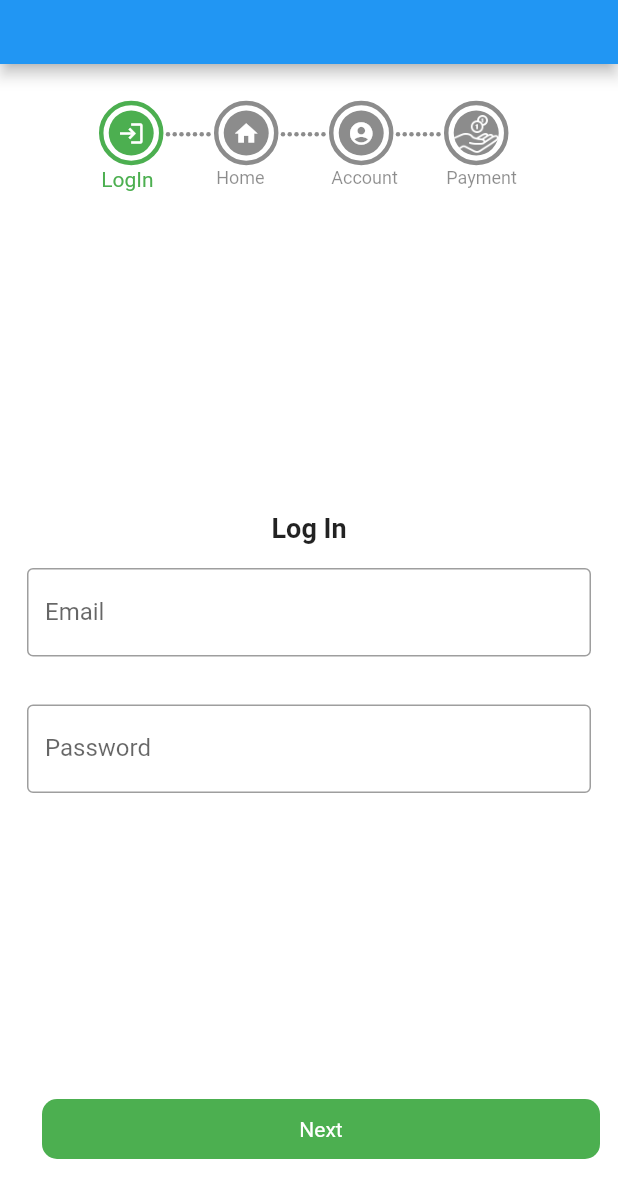
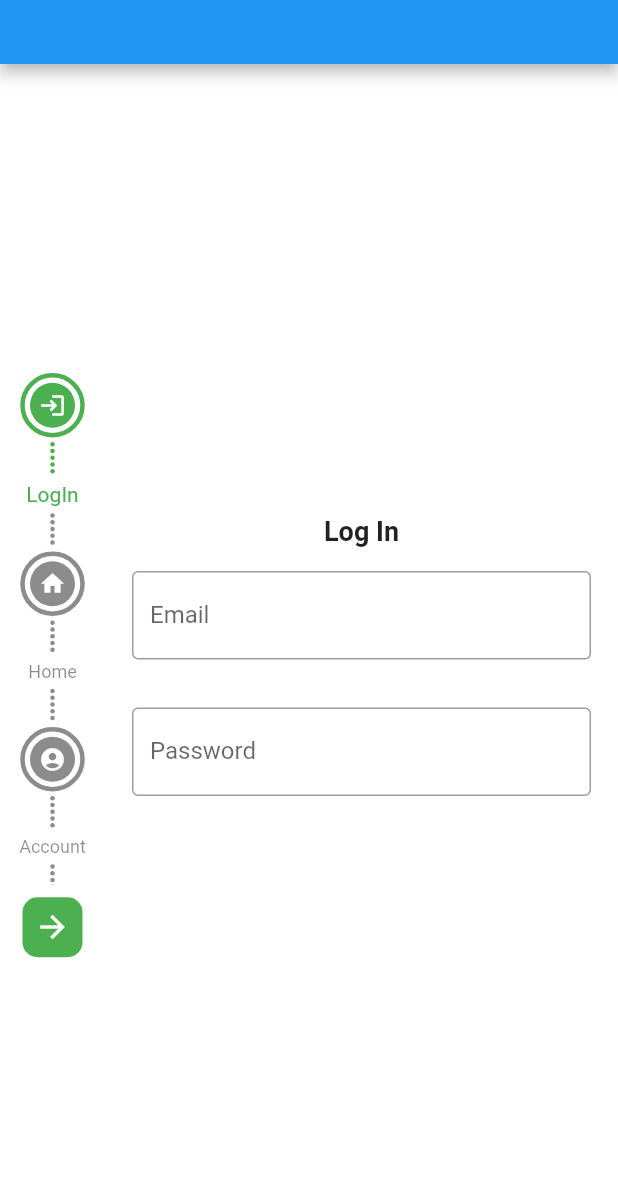
Before and after one commit to uttom41/StepperA, a Flutter app: the screen it shows after launch, on a phone screen of 412 x 824 dp, the part 59-1236 px from its top. Run offline on Flutter 3.47's test engine with Material 2 defaults, Android fonts, the phone set to English and light mode, and no system bars.

Commit message:
commit for v1.2.2

```diff
--- a/example/lib/main.dart
+++ b/example/lib/main.dart
@@ -47,17 +47,17 @@ class _StepperExampleState extends State<StepperExample> {
               )),
         ),
         Positioned(
-          top: 98,
-          //top: 75,
+          //top: 110,
+          top: 145,
           left: 0,
           right: 0,
           bottom: 0,
           //MediaQuery.of(context).size.height-240
           child: StepperA(
-              stepperSize: const Size(300, 95),
+              stepperSize: const Size(70, 350),
               borderShape: BorderShape.circle,
               borderType: BorderType.straight,
-              stepperAxis: Axis.horizontal,
+              stepperAxis: Axis.vertical,
               lineType: LineType.dotted,
               stepperBackgroundColor: Colors.transparent,
               stepperAController: controller,
@@ -65,7 +65,7 @@ class _StepperExampleState extends State<StepperExample> {
               stepWidth: 40,
               stepBorder: true,
               pageSwipe: true,
-              formValidation: true,
+              formValidation: false,
 
               // floatingPreviousButton: FloatingButton(
               //     buttonIconColor: Colors.white,
@@ -84,7 +84,7 @@ class _StepperExampleState extends State<StepperExample> {
               //     )
               // ),
               previousButton: (int index) => StepperAButton(
-                    width: 90,
+                    width: 40,
                     height: 40,
                     buttonWidget: const Icon(
                       Icons.arrow_back,
@@ -92,18 +92,24 @@ class _StepperExampleState extends State<StepperExample> {
                     ),
                   ),
               forwardButton: (index) => StepperAButton(
-                    width: index == 0 ? MediaQuery.of(context).size.width-40 : MediaQuery.of(context).size.width-120,
+                    width: 40,
+                   // width: index == 0 ? MediaQuery.of(context).size.width-25 : MediaQuery.of(context).size.width-140,
                     height: 40,
                     boxDecoration: BoxDecoration(
                       color: index == 3?Colors.indigo: Colors.green,
                       borderRadius: const BorderRadius.all(Radius.circular(10))
                     ),
-                    buttonWidget: index == 3
-                        ? const Text('Complete',
-                            style: TextStyle(fontSize: 14, color: Colors.white))
-                        : const Text('Next',
-                            style:
-                                TextStyle(fontSize: 14, color: Colors.white)),
+                    buttonWidget:
+                  const Icon(
+                      Icons.arrow_forward,
+                      color: Colors.white,
+                    ),
+                    // index == 3
+                    //     ? const Text('Complete',
+                    //         style: TextStyle(fontSize: 14, color: Colors.white))
+                    //     : const Text('Next',
+                    //         style:
+                    //             TextStyle(fontSize: 14, color: Colors.white)),
                   ),
               customSteps: [
                 const CustomSteps(stepsIcon: Icons.login, title: "LogIn"),
--- a/lib/src/button/stepper_button.dart
+++ b/lib/src/button/stepper_button.dart
@@ -3,6 +3,8 @@
 ///
 ///
 ///
+import 'dart:io';
+
 import 'package:flutter/material.dart';
 import 'package:stepper_a/src/button/stepper_a_button_style.dart';
 
@@ -36,7 +38,9 @@ class StepperAButtonWidget extends StatelessWidget {
         onTap();
       },
       child: Container(
-        margin: const EdgeInsets.only(bottom: 12, left: 12, right: 12),
+        margin: Platform.isAndroid
+            ?const EdgeInsets.only(bottom: 12, left: 12, right: 12)
+            :const EdgeInsets.only(bottom: 20, left: 12, right: 12),
         width: _stepperAButton.width,
         height: _stepperAButton.height,
         alignment: Alignment.center,
--- a/lib/src/provider/stepper_provider.dart
+++ b/lib/src/provider/stepper_provider.dart
@@ -110,13 +110,13 @@ class StepperNotifier extends ChangeNotifier {
       {required double itemWidth,
         required double lineWidth,
         required double screenWidth}) {
-    final double scrollAmount =
-        ((_currentIndex + 1) * (lineWidth + itemWidth)) - screenWidth;
-    if (scrollAmount > 0) {
+     double scrollAmount =
+        ((_currentIndex + 1) * (lineWidth + lineWidth  +16+ itemWidth)) - screenWidth;
+    if (scrollAmount < 0) scrollAmount=0.0;
       _stepController.animateTo(scrollAmount,
           duration: const Duration(milliseconds: durationTime),
           curve: Curves.easeIn);
-    }
+
     return _stepController;
   }
 
--- a/pubspec.yaml
+++ b/pubspec.yaml
@@ -1,6 +1,6 @@
 name: stepper_a
 description: StepperA is a simple and robust Flutter package which is making it possible to use FormKey validation and easy access your own button press control.
-version: 1.2.1
+version: 1.2.2
 homepage: https://github.com/uttom41/StepperA
 
 environment:
```
Also changed, not shown: example/pubspec.lock, 2 other files.
